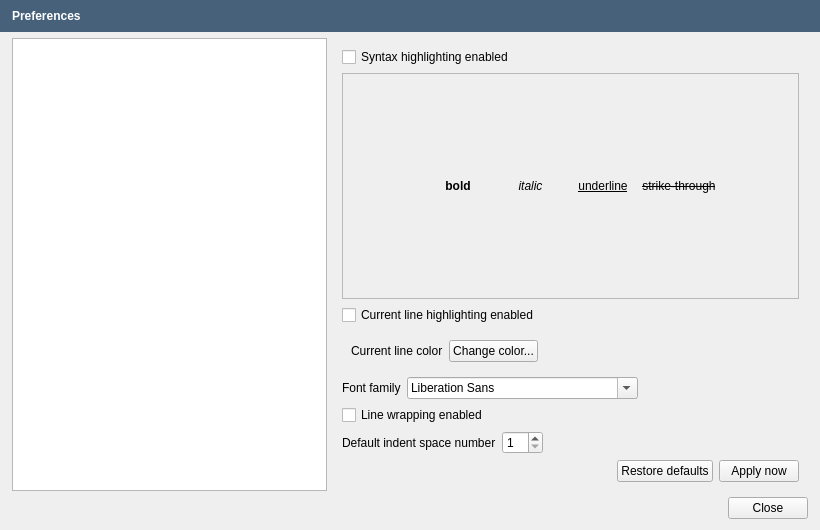
The window that src/openfluid/ui/common/PreferencesDialog.ui (OpenFLUID/openfluid) describes before a commit, drawn with Qt 5.
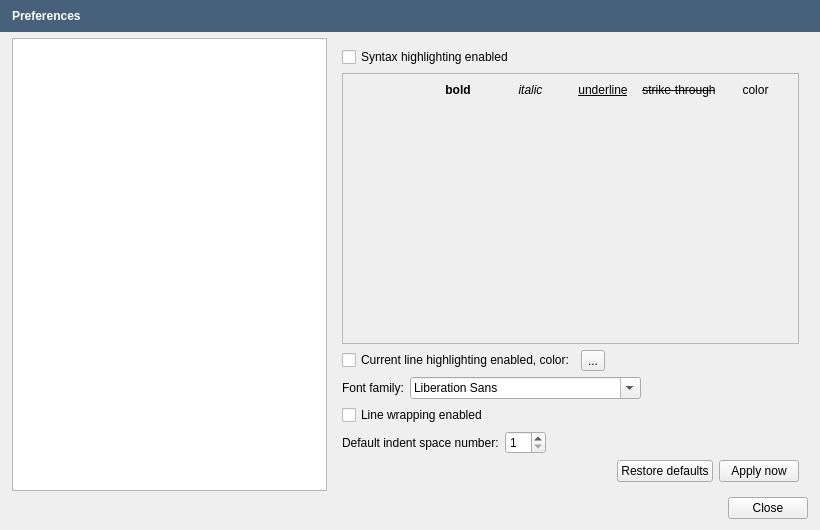
The same window after the commit. Custom widgets are drawn as their Qt base class.

Commit message:
Improve text editor preferences in the Preferences dialog
* Colored color buttons
* Restricted the writing system choices to "latin"
* Minor style changes

```diff
--- a/src/openfluid/ui/common/PreferencesDialog.ui
+++ b/src/openfluid/ui/common/PreferencesDialog.ui
@@ -695,26 +695,18 @@
              <property name="sizePolicy">
               <sizepolicy hsizetype="Expanding" vsizetype="Expanding">
                <horstretch>0</horstretch>
-               <verstretch>1</verstretch>
+               <verstretch>0</verstretch>
               </sizepolicy>
              </property>
-             <property name="minimumSize">
-              <size>
-               <width>0</width>
-               <height>100</height>
-              </size>
-             </property>
              <property name="widgetResizable">
               <bool>true</bool>
              </property>
              <widget class="QWidget" name="scrollAreaWidgetContents">
-              <property name="geometry">
-               <rect>
-                <x>0</x>
-                <y>0</y>
-                <width>557</width>
-                <height>179</height>
-               </rect>
+              <property name="sizePolicy">
+               <sizepolicy hsizetype="Preferred" vsizetype="Minimum">
+                <horstretch>0</horstretch>
+                <verstretch>0</verstretch>
+               </sizepolicy>
               </property>
               <layout class="QVBoxLayout" name="verticalLayout_9">
                <item>
@@ -781,42 +773,51 @@
                  <item row="0" column="5">
                   <widget class="QLabel" name="label_18">
                    <property name="text">
-                    <string/>
+                    <string>color</string>
+                   </property>
+                   <property name="alignment">
+                    <set>Qt::AlignCenter</set>
                    </property>
                   </widget>
                  </item>
                 </layout>
                </item>
+               <item>
+                <spacer name="verticalSpacer_5">
+                 <property name="orientation">
+                  <enum>Qt::Vertical</enum>
+                 </property>
+                 <property name="sizeHint" stdset="0">
+                  <size>
+                   <width>20</width>
+                   <height>40</height>
+                  </size>
+                 </property>
+                </spacer>
+               </item>
               </layout>
              </widget>
             </widget>
            </item>
           </layout>
          </item>
-         <item>
-          <widget class="QCheckBox" name="CurrentLineHLCheckBox">
-           <property name="text">
-            <string>Current line highlighting enabled</string>
-           </property>
-          </widget>
-         </item>
          <item>
           <widget class="QWidget" name="horizontalWidget" native="true">
            <layout class="QHBoxLayout" name="horizontalLayout_8">
+            <property name="margin">
+             <number>0</number>
+            </property>
             <item>
-             <widget class="QLabel" name="CurrentLineColorLabel">
-              <property name="autoFillBackground">
-               <bool>true</bool>
-              </property>
+             <widget class="QCheckBox" name="CurrentLineHLCheckBox">
               <property name="text">
-               <string>Current line color</string>
+               <string>Current line highlighting enabled, color:</string>
               </property>
              </widget>
             </item>
             <item>
-             <widget class="QPushButton" name="CurrentLineColorButton">
+             <widget class="QToolButton" name="CurrentLineColorButton">
               <property name="text">
-               <string>Change color...</string>
+               <string>...</string>
               </property>
              </widget>
             </item>
@@ -841,12 +842,16 @@
            <item>
             <widget class="QLabel" name="FontLabel">
              <property name="text">
-              <string>Font family</string>
+              <string>Font family:</string>
              </property>
             </widget>
            </item>
            <item>
-            <widget class="QFontComboBox" name="FontComboBox"/>
+            <widget class="QFontComboBox" name="FontComboBox">
+             <property name="writingSystem">
+              <enum>QFontDatabase::Latin</enum>
+             </property>
+            </widget>
            </item>
            <item>
             <spacer name="horizontalSpacer_5">
@@ -875,7 +880,7 @@
            <item>
             <widget class="QLabel" name="label_12">
              <property name="text">
-              <string>Default indent space number</string>
+              <string>Default indent space number:</string>
              </property>
             </widget>
            </item>
@@ -885,7 +890,7 @@
               <number>1</number>
              </property>
              <property name="maximum">
-              <number>10</number>
+              <number>99</number>
              </property>
             </widget>
            </item>
```
Left out of the diff: 34 changed lines with no effect on the pictures. The commit also changes 2 other files.
